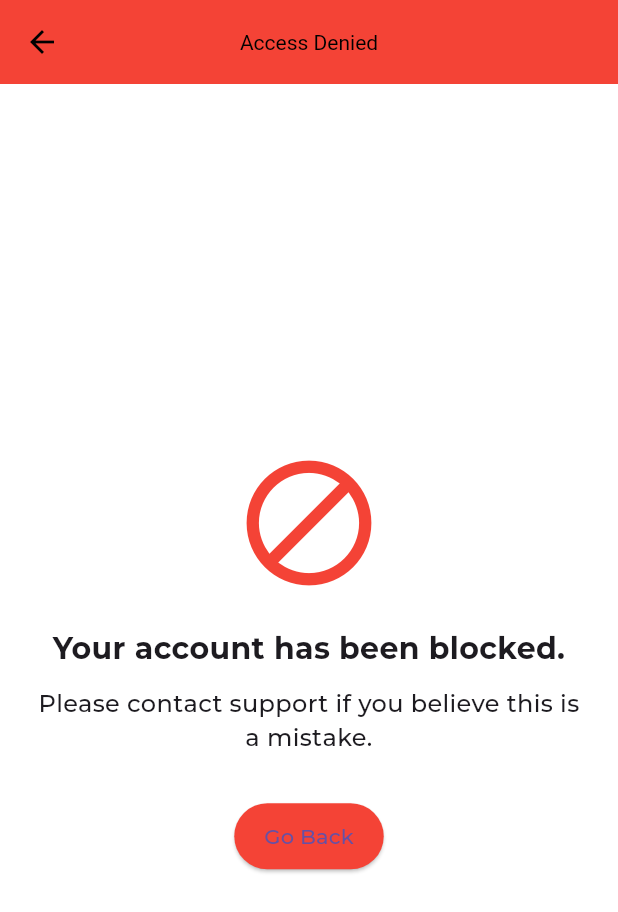
After one commit to engbasel/CircuitHub, a Flutter app: the BlockedScreen screen opened by its route, on a phone screen of 412 x 824 dp. The commit adds this screen. Shown: the top 912 px of the screen. Run offline on Flutter 3.47's test engine with Material 3 defaults, Android fonts, the phone set to English and light mode, and no system bars; our stand-ins replace card_swiper, cloud_firestore, dash_chat_2, dots_indicator, fancy_shimmer_image, firebase_auth and 16 more; missing offline and left inert: dynamic_height_grid_view; accounts and stored records are empty; project files that could hold a hidden picture were left out.

Commit message:
Implement user account blocking feature and add BlockedScreen for blocked users

```diff
--- /dev/null
+++ b/lib/Featuers/authUseingProvider/BlockedScreen.dart
@@ -0,0 +1,56 @@
+import 'package:flutter/material.dart';
+import 'package:store/Featuers/authUseingProvider/login.dart';
+
+class BlockedScreen extends StatelessWidget {
+  static const routeName = 'BlockedScreen';
+
+  const BlockedScreen({super.key});
+
+  @override
+  Widget build(BuildContext context) {
+    return Scaffold(
+      appBar: AppBar(
+        title: const Text('Access Denied'),
+        centerTitle: true,
+        backgroundColor: Colors.red,
+      ),
+      body: Center(
+        child: Padding(
+          padding: const EdgeInsets.all(20.0),
+          child: Column(
+            mainAxisAlignment: MainAxisAlignment.center,
+            crossAxisAlignment: CrossAxisAlignment.center,
+            children: [
+              const Icon(Icons.block, color: Colors.red, size: 100),
+              const SizedBox(height: 20),
+              const Text(
+                'Your account has been blocked.',
+                style: TextStyle(fontSize: 20, fontWeight: FontWeight.bold),
+                textAlign: TextAlign.center,
+              ),
+              const SizedBox(height: 10),
+              const Text(
+                'Please contact support if you believe this is a mistake.',
+                style: TextStyle(fontSize: 16),
+                textAlign: TextAlign.center,
+              ),
+              const SizedBox(height: 30),
+              ElevatedButton(
+                onPressed: () {
+                  // Navigate back to login or contact support
+                  Navigator.popAndPushNamed(context, LoginVeiw.routeName);
+                },
+                style: ElevatedButton.styleFrom(
+                  backgroundColor: Colors.red,
+                  padding:
+                      const EdgeInsets.symmetric(horizontal: 20, vertical: 12),
+                ),
+                child: const Text('Go Back'),
+              ),
+            ],
+          ),
+        ),
+      ),
+    );
+  }
+}
--- /dev/null
+++ b/lib/Featuers/authUseingProvider/login_handeler.dart
@@ -0,0 +1 @@
+class LoginHandeler {}
--- a/lib/app_router.dart
+++ b/lib/app_router.dart
@@ -1,4 +1,5 @@
 import 'package:flutter/material.dart';
+import 'package:store/Featuers/authUseingProvider/BlockedScreen.dart';
 import 'package:store/core/widget/custom_bottom_nav_bar.dart';
 import 'package:store/featuers/authUseingProvider/forgot_password.dart';
 import 'package:store/featuers/authUseingProvider/forgot_password_view.dart';
@@ -35,6 +36,8 @@ class AppRouter {
         return MaterialPageRoute(builder: (_) => const ForgotPasswordScreen());
       case LoginVeiw.routeName:
         return MaterialPageRoute(builder: (_) => const LoginVeiw());
+      case BlockedScreen.routeName:
+        return MaterialPageRoute(builder: (_) => const BlockedScreen());
       case RegisterScreen.routeName:
         return MaterialPageRoute(builder: (_) => const RegisterScreen());
       case SplashView.routeName:
```
Also changed, not shown: lib/Featuers/authUseingProvider/login.dart (+43 -17 lines).
